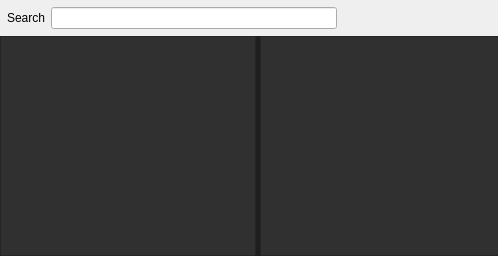
jahshaka/Studio, file src/widgets/assetwidget.ui: the form before one commit; both pictures show x 0 to 498 and y 0 to 256 of the 720 by 256 pixel window.
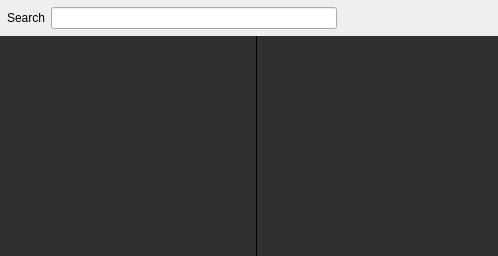
The form after the commit.

Commit message: Re-add toolbar, source tidying

Patch:
```diff
--- a/src/widgets/assetwidget.ui
+++ b/src/widgets/assetwidget.ui
@@ -14,7 +14,20 @@
    <string>Form</string>
   </property>
   <property name="styleSheet">
-   <string notr="true">QPushButton {
+   <string notr="true">#assetTree {
+	border: 0;
+}
+
+#assetView {
+	border: 0;
+}
+
+QSplitter::handle:horizontal {
+    width: 1px;
+	background: black;
+}
+
+QPushButton {
     background-color: #4D4D4D;
     color: #DEDEDE;
     border: 0;
@@ -148,9 +161,18 @@
      <property name="styleSheet">
       <string notr="true">background: #303030</string>
      </property>
+     <property name="lineWidth">
+      <number>0</number>
+     </property>
+     <property name="midLineWidth">
+      <number>0</number>
+     </property>
      <property name="orientation">
       <enum>Qt::Horizontal</enum>
      </property>
+     <property name="handleWidth">
+      <number>1</number>
+     </property>
      <widget class="QTreeWidget" name="assetTree">
       <property name="sizePolicy">
        <sizepolicy hsizetype="Preferred" vsizetype="Preferred">
```
The commit also changes 3 other files.
